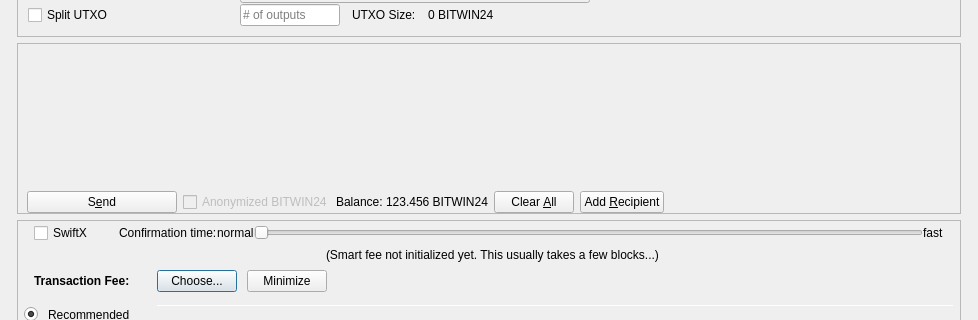
BitWin24/bitwin24, file src/qt/forms/sendcoinsdialog.ui: the form before one commit; both pictures show x 0 to 978 and y 240 to 560 of the 978 by 695 pixel window.
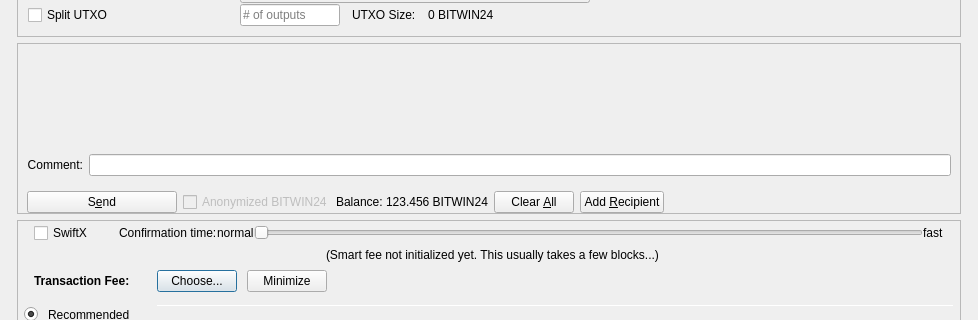
The form after the commit. Icons and pictures are not drawn. Custom widgets are drawn as their Qt base class.

What changed in the file:
```diff
--- a/src/qt/forms/sendcoinsdialog.ui
+++ b/src/qt/forms/sendcoinsdialog.ui
@@ -934,6 +934,38 @@
               </property>
              </spacer>
             </item>
+            <item>
+              <widget class="QFrame" name="frame_Comment">
+                <layout class="QHBoxLayout" name="horizontalLayout1">
+                <property name="bottomMargin">
+                  <number>0</number>
+                </property>
+                <item>
+                  <widget class="QLabel" name="commentLabel">
+                    <property name="text">
+                    <string>Comment:</string>
+                    </property>
+                    <property name="alignment">
+                    <set>Qt::AlignRight|Qt::AlignTrailing|Qt::AlignVCenter</set>
+                    </property>
+                    <property name="visible">
+                      <bool>true</bool>
+                    </property>
+                  </widget>
+                </item>
+                <item>
+                  <widget class="QLineEdit" name="commentTextLabel">
+                    <property name="toolTip">
+                    <string>A message that was attached to the BITWIN24: URI which will be stored with the transaction for your reference. Note: This message will not be sent over the BITWIN24 network.</string>
+                    </property>
+                    <property name="visible">
+                      <bool>true</bool>
+                    </property>
+                  </widget>
+                </item>
+                </layout>
+              </widget>
+            </item>
             <item>
              <widget class="QFrame" name="frame_Send">
               <layout class="QHBoxLayout" name="horizontalLayout">
```
Left out of the diff: 1 changed line with no effect on the pictures.
